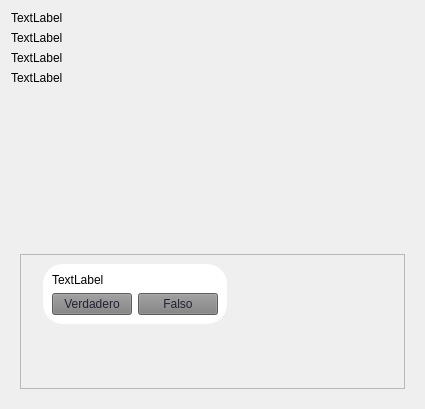
First picture: the form in formulario.ui, repository Joscart/Juego-OCA, before the edit.
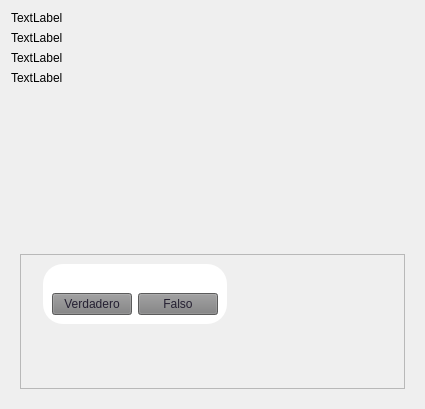
Second picture: the form after the edit.

The edit to the form file:
```diff
--- a/formulario.ui
+++ b/formulario.ui
@@ -123,7 +123,7 @@
                <item>
                 <widget class="QLabel" name="lblPregunta">
                  <property name="text">
-                  <string>TextLabel</string>
+                  <string/>
                  </property>
                 </widget>
                </item>
```
